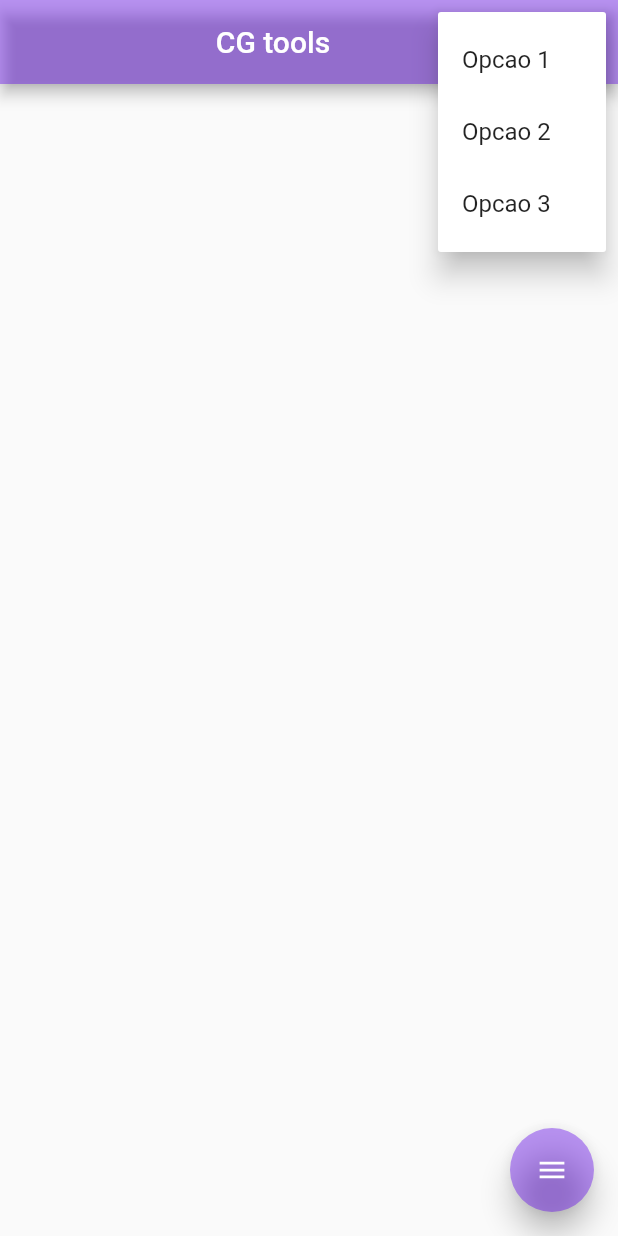
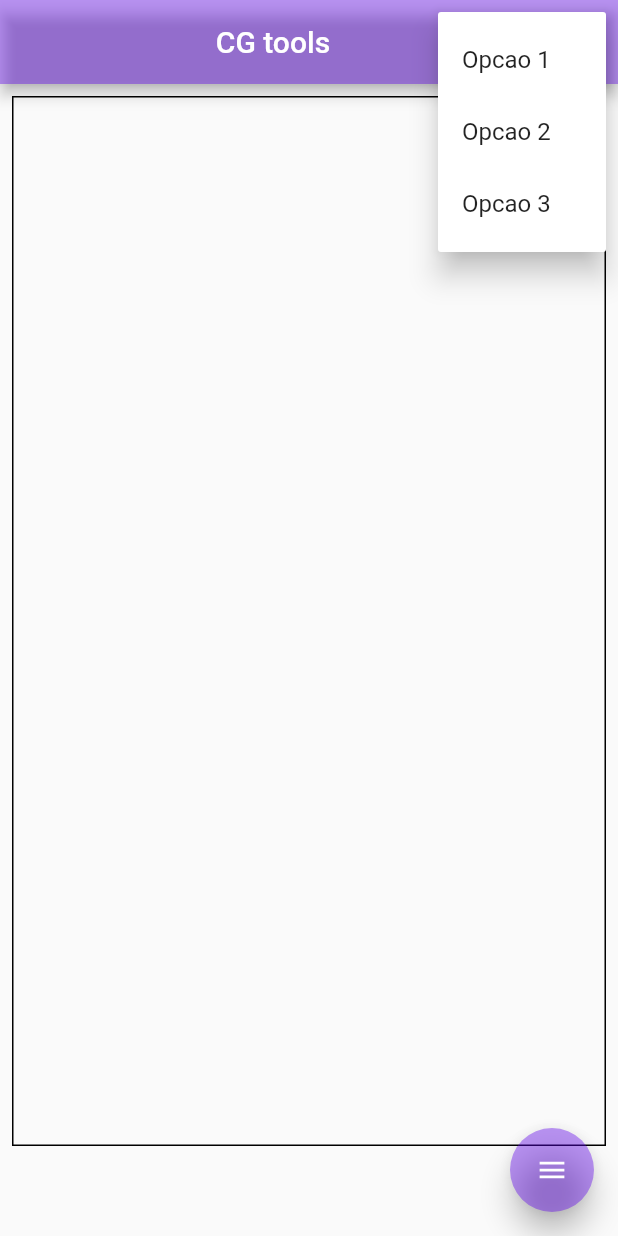
Before and after one commit to LFMP/CG_tools, a Flutter app: the screen it shows after launch, after a tap on the "more vert" icon, on a phone screen of 412 x 824 dp. Run offline on Flutter 3.47's test engine with Material 2 defaults, Android fonts, the phone set to English and light mode, and no system bars; drawn by our look-alikes of flutter_speed_dial; our stand-ins replace material_design_icons_flutter.

Commit message:
add magical paint in canvas

```diff
--- a/lib/pages/draw.dart
+++ b/lib/pages/draw.dart
@@ -1,4 +1,5 @@
 import 'package:cg_tools/utils/appstyle.dart';
+import 'package:cg_tools/utils/magicalpaint.dart';
 import 'package:flutter/material.dart';
 import 'package:flutter_speed_dial/flutter_speed_dial.dart';
 import 'package:material_design_icons_flutter/material_design_icons_flutter.dart';
@@ -11,6 +12,8 @@ class DrawPage extends StatefulWidget {
 }
 
 class _DrawPageState extends State<DrawPage> {
+  List<Offset> _points = <Offset>[];
+
   @override
   Widget build(BuildContext context) {
     return Scaffold(
@@ -81,7 +84,43 @@ class _DrawPageState extends State<DrawPage> {
               color: AppStyle.white,
             ),
           ),
+          SpeedDialChild(
+            backgroundColor: AppStyle.triadic1,
+            child: IconButton(
+              icon: Icon(Icons.remove_circle_outline),
+              color: AppStyle.white,
+              onPressed: () => _points.clear(),
+            ),
+          ),
         ],
+      ),
+      body: Container(
+        height: 700,
+        width: 400,
+        margin: EdgeInsets.all(8.0),
+        decoration: BoxDecoration(
+          border: Border.all(
+            color: Colors.black,
+          ),
+        ),
+        child: SizedBox.expand(
+          child: GestureDetector(
+            onTapDown: (TapDownDetails details) {
+              setState(() {
+                RenderBox object = context.findRenderObject();
+                Offset _localPosition = object.localToGlobal(details.localPosition);
+                    //object.globalToLocal(details.globalPosition);
+                _points = List.from(_points)..add(_localPosition);
+              });
+              print(_points);
+            },
+            onTapCancel: () => _points.add(null),
+            child: CustomPaint(
+              painter: MagicalPaint(points: _points),
+              size: Size.infinite,
+            ),
+          ),
+        ),
       ),
     );
   }
--- /dev/null
+++ b/lib/utils/magicalpaint.dart
@@ -0,0 +1,24 @@
+import 'package:flutter/material.dart';
+
+class MagicalPaint extends CustomPainter {
+  List<Offset> points;
+
+  MagicalPaint({this.points});
+
+  @override
+  void paint(Canvas canvas, Size size) {
+    Paint paint = new Paint()
+      ..color = Colors.black
+      ..strokeCap = StrokeCap.round
+      ..strokeWidth = 10.0;
+
+    for (int i = 0; i < points.length - 1; i++) {
+      if (points[i] != null && points[i + 1] != null) {
+        canvas.drawLine(points[i], points[i + 1], paint);
+      }
+    }
+  }
+
+  @override
+  bool shouldRepaint(MagicalPaint oldDelegate) => oldDelegate.points != points;
+}
```
